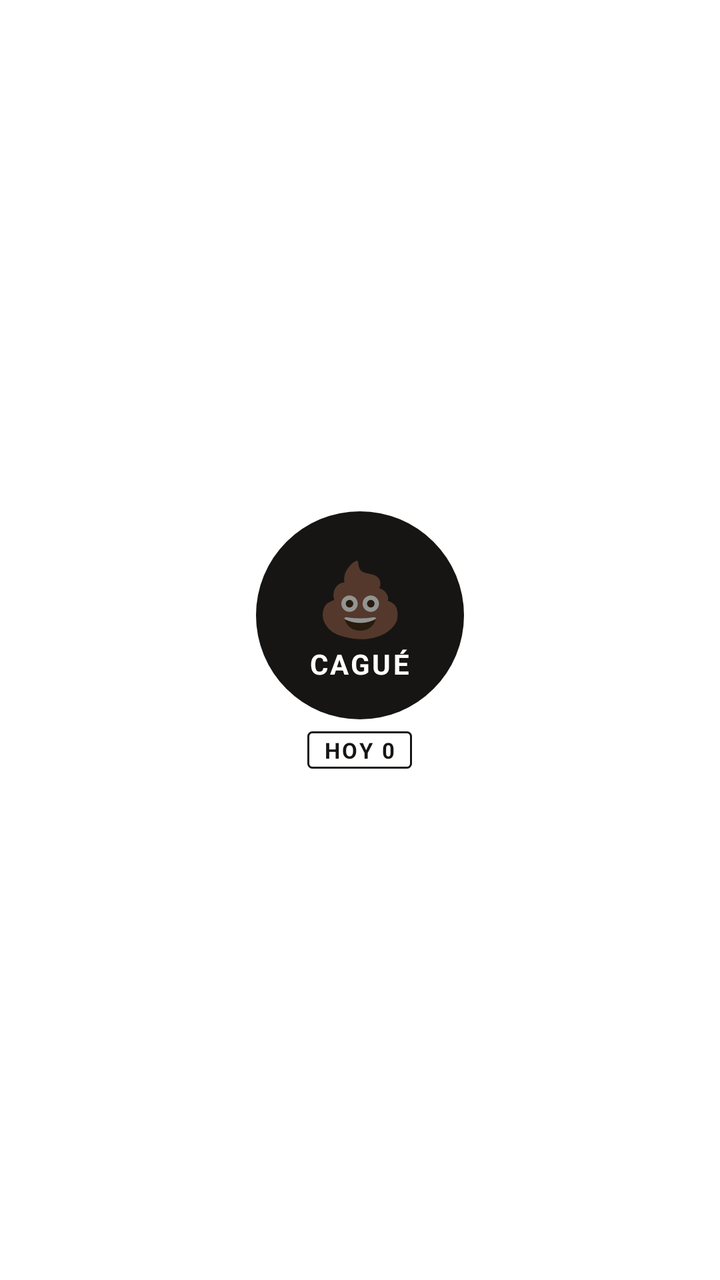
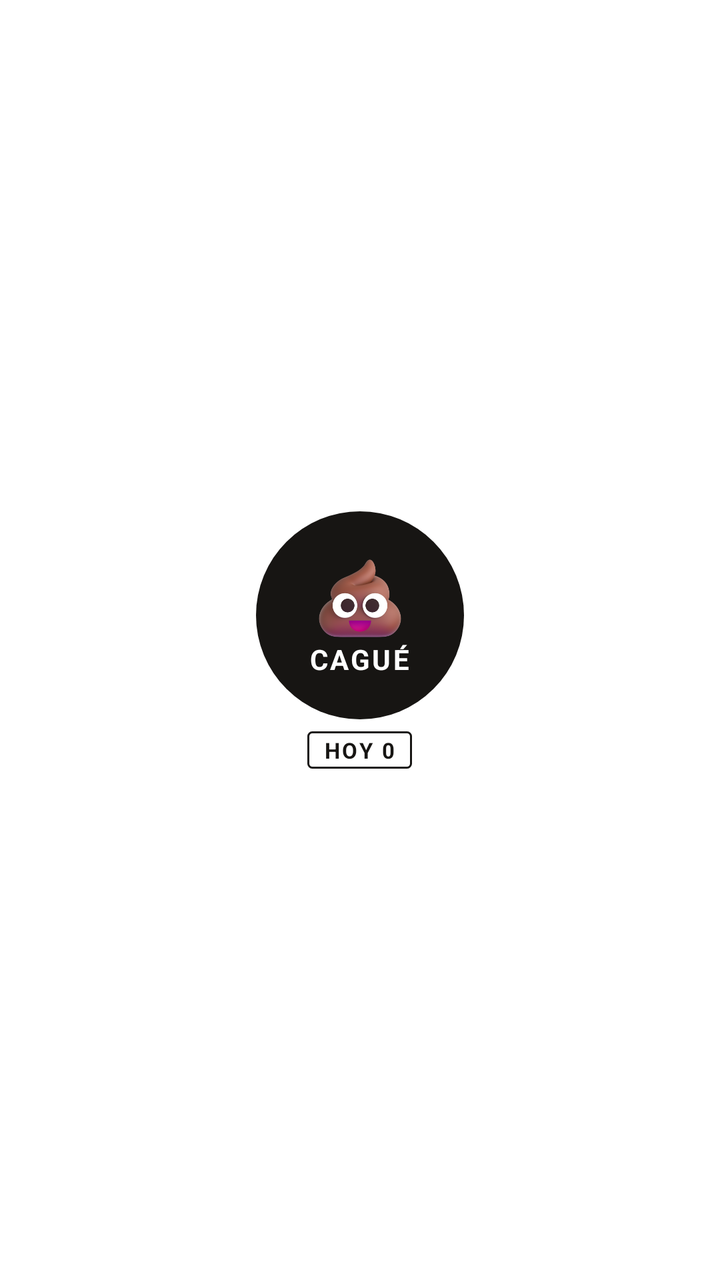

An Android layout rendered at two revisions. The XML below is the earlier revision; the diff shows what the commit changed to produce the second picture.
<!-- AndroidManifest.xml: fallback theme Theme.MaterialComponents.DayNight.NoActionBar -->
<!-- res/layout/widget_cague.xml -->
<?xml version="1.0" encoding="utf-8"?>
<LinearLayout xmlns:android="http://schemas.android.com/apk/res/android"
    android:layout_width="match_parent"
    android:layout_height="match_parent"
    android:gravity="center"
    android:orientation="vertical"
    android:padding="4dp">

    <LinearLayout
        android:id="@+id/widget_boton"
        android:layout_width="104dp"
        android:layout_height="104dp"
        android:background="@drawable/widget_circulo"
        android:clickable="true"
        android:focusable="true"
        android:gravity="center"
        android:orientation="vertical">

        <TextView
            android:layout_width="wrap_content"
            android:layout_height="wrap_content"
            android:text="💩"
            android:textSize="36sp" />

        <TextView
            android:layout_width="wrap_content"
            android:layout_height="wrap_content"
            android:letterSpacing="0.08"
            android:text="CAGUÉ"
            android:textColor="#FFFFFF"
            android:textSize="14sp"
            android:textStyle="bold" />
    </LinearLayout>

    <TextView
        android:id="@+id/widget_estado"
        android:layout_width="wrap_content"
        android:layout_height="wrap_content"
        android:layout_marginTop="6dp"
        android:background="@drawable/widget_etiqueta"
        android:letterSpacing="0.1"
        android:paddingHorizontal="8dp"
        android:paddingVertical="2dp"
        android:text="HOY 0"
        android:textColor="#171513"
        android:textSize="11sp"
        android:textStyle="bold" />
</LinearLayout>
<!-- resources referenced by this layout -->
<resources>
  <!-- drawable widget_circulo (drawable) -->
  <?xml version="1.0" encoding="utf-8"?>
  <selector xmlns:android="http://schemas.android.com/apk/res/android">
      <item android:state_pressed="true">
          <shape android:shape="oval"><solid android:color="#FFD60A" /></shape>
      </item>
      <item>
          <shape android:shape="oval"><solid android:color="#171513" /></shape>
      </item>
  </selector>
  <!-- drawable widget_etiqueta (drawable) -->
  <?xml version="1.0" encoding="utf-8"?>
  <shape xmlns:android="http://schemas.android.com/apk/res/android" android:shape="rectangle">
      <solid android:color="#FFFFFF" />
      <stroke android:width="1dp" android:color="#171513" />
      <corners android:radius="2dp" />
  </shape>
</resources>

<!-- the commit's change to res/layout/widget_cague.xml (unified diff, before → after) -->
@@ -16,11 +16,11 @@
         android:gravity="center"
         android:orientation="vertical">
 
-        <TextView
-            android:layout_width="wrap_content"
-            android:layout_height="wrap_content"
-            android:text="💩"
-            android:textSize="36sp" />
+        <ImageView
+            android:layout_width="44dp"
+            android:layout_height="44dp"
+            android:contentDescription="Cagué"
+            android:src="@drawable/widget_poop" />
 
         <TextView
             android:layout_width="wrap_content"
<!-- resource entries referenced after the edit -->
@@ -17,5 +17,6 @@
       <stroke android:width="1dp" android:color="#171513" />
       <corners android:radius="2dp" />
   </shape>
+  <!-- drawable widget_poop: png bitmap (drawable-nodpi, 35754 bytes) -->
 </resources>
 
